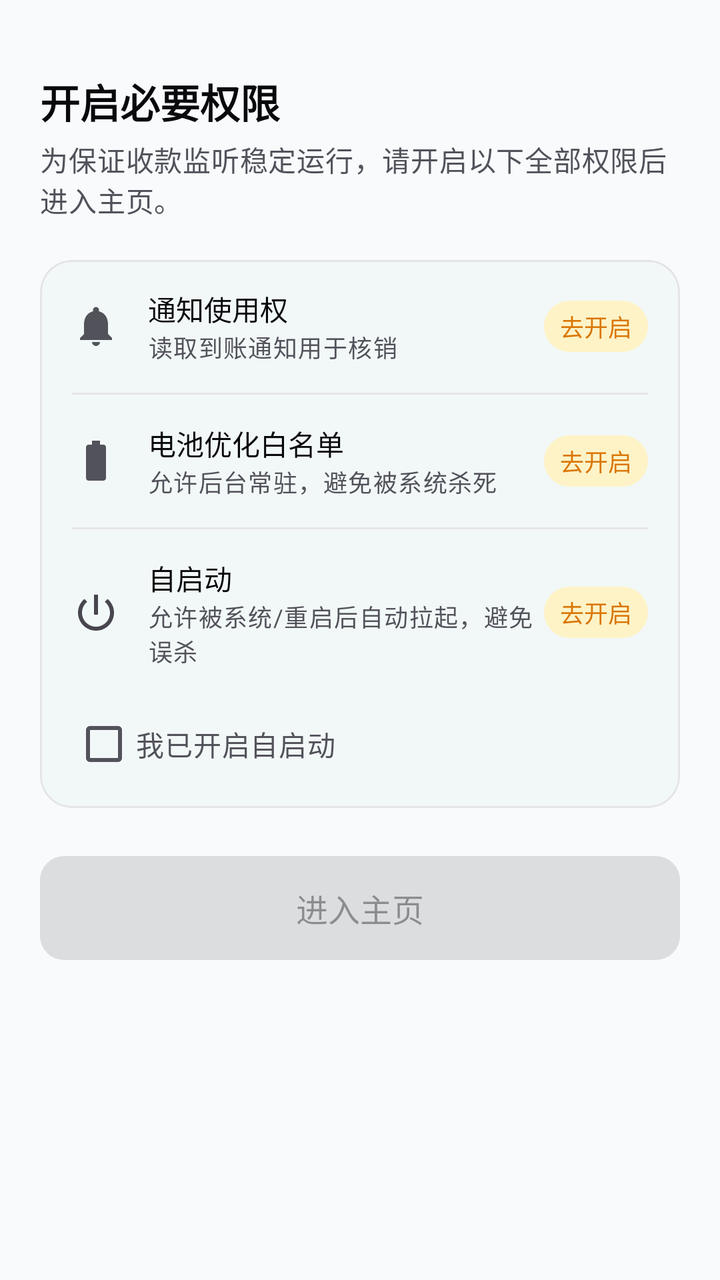
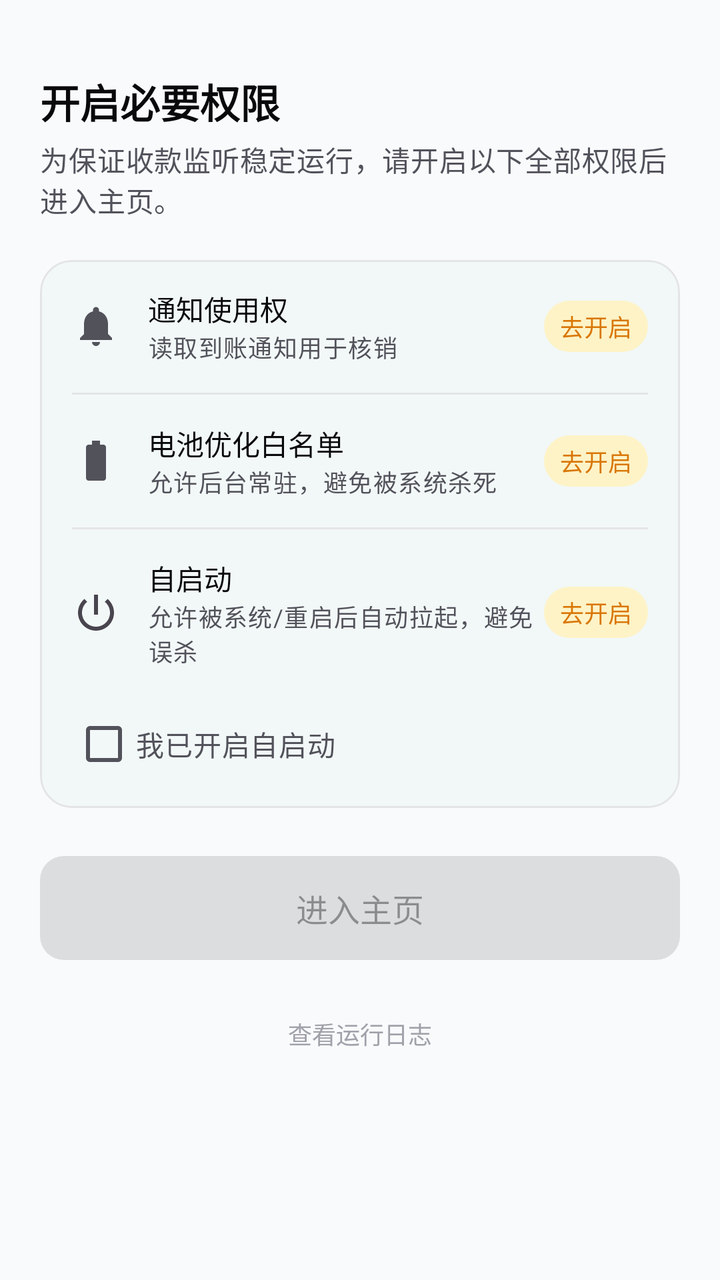

Compare the two renders of this Android layout. The source of the first and the diff that turns it into the second are given below.
<!-- AndroidManifest.xml: application theme Theme.VanillaPay -->
<!-- res/layout/activity_permission.xml -->
<?xml version="1.0" encoding="utf-8"?>
<ScrollView xmlns:android="http://schemas.android.com/apk/res/android"
    xmlns:app="http://schemas.android.com/apk/res-auto"
    android:layout_width="match_parent"
    android:layout_height="match_parent"
    android:fillViewport="true"
    android:scrollbars="none">

    <LinearLayout
        android:layout_width="match_parent"
        android:layout_height="wrap_content"
        android:orientation="vertical"
        android:padding="@dimen/screen_padding">

        <TextView
            android:layout_width="wrap_content"
            android:layout_height="wrap_content"
            android:layout_marginTop="@dimen/space_lg"
            android:text="@string/perm_gate_title"
            android:textAppearance="@style/TextAppearance.VanillaPay.Title" />

        <TextView
            android:layout_width="match_parent"
            android:layout_height="wrap_content"
            android:layout_marginTop="@dimen/space_xs"
            android:text="@string/perm_gate_subtitle"
            android:textAppearance="@style/TextAppearance.VanillaPay.Body" />

        <com.google.android.material.card.MaterialCardView
            style="@style/Widget.VanillaPay.Card"
            android:layout_width="match_parent"
            android:layout_height="wrap_content"
            android:layout_marginTop="@dimen/space_xl">

            <LinearLayout
                android:layout_width="match_parent"
                android:layout_height="wrap_content"
                android:orientation="vertical"
                android:paddingStart="@dimen/card_padding"
                android:paddingEnd="@dimen/card_padding">

                
                <LinearLayout
                    android:id="@+id/rowNotif"
                    android:layout_width="match_parent"
                    android:layout_height="wrap_content"
                    android:background="?attr/selectableItemBackground"
                    android:clickable="true"
                    android:focusable="true"
                    android:gravity="center_vertical"
                    android:orientation="horizontal"
                    android:paddingTop="14dp"
                    android:paddingBottom="14dp">

                    <ImageView
                        android:layout_width="@dimen/icon_md"
                        android:layout_height="@dimen/icon_md"
                        android:contentDescription="@null"
                        android:src="@drawable/ic_bell" />

                    <LinearLayout
                        android:layout_width="0dp"
                        android:layout_height="wrap_content"
                        android:layout_marginStart="14dp"
                        android:layout_weight="1"
                        android:orientation="vertical">

                        <TextView
                            android:layout_width="wrap_content"
                            android:layout_height="wrap_content"
                            android:fontFamily="sans-serif-medium"
                            android:text="@string/perm_notif"
                            android:textColor="@color/text_primary"
                            android:textSize="@dimen/text_body" />

                        <TextView
                            android:layout_width="wrap_content"
                            android:layout_height="wrap_content"
                            android:text="@string/perm_notif_desc"
                            android:textAppearance="@style/TextAppearance.VanillaPay.Label" />
                    </LinearLayout>

                    <TextView
                        android:id="@+id/tvNotifState"
                        style="@style/Widget.VanillaPay.Badge"
                        android:layout_width="wrap_content"
                        android:layout_height="wrap_content"
                        android:background="@drawable/bg_pill"
                        android:backgroundTint="@color/warning_container"
                        android:text="@string/perm_off"
                        android:textColor="@color/warning" />
                </LinearLayout>

                <View
                    android:layout_width="match_parent"
                    android:layout_height="1dp"
                    android:background="@color/border" />

                
                <LinearLayout
                    android:id="@+id/rowBattery"
                    android:layout_width="match_parent"
                    android:layout_height="wrap_content"
                    android:background="?attr/selectableItemBackground"
                    android:clickable="true"
                    android:focusable="true"
                    android:gravity="center_vertical"
                    android:orientation="horizontal"
                    android:paddingTop="14dp"
                    android:paddingBottom="14dp">

                    <ImageView
                        android:layout_width="@dimen/icon_md"
                        android:layout_height="@dimen/icon_md"
                        android:contentDescription="@null"
                        android:src="@drawable/ic_battery" />

                    <LinearLayout
                        android:layout_width="0dp"
                        android:layout_height="wrap_content"
                        android:layout_marginStart="14dp"
                        android:layout_weight="1"
                        android:orientation="vertical">

                        <TextView
                            android:layout_width="wrap_content"
                            android:layout_height="wrap_content"
                            android:fontFamily="sans-serif-medium"
                            android:text="@string/perm_battery"
                            android:textColor="@color/text_primary"
                            android:textSize="@dimen/text_body" />

                        <TextView
                            android:layout_width="wrap_content"
                            android:layout_height="wrap_content"
                            android:text="@string/perm_battery_desc"
                            android:textAppearance="@style/TextAppearance.VanillaPay.Label" />
                    </LinearLayout>

                    <TextView
                        android:id="@+id/tvBatteryState"
                        style="@style/Widget.VanillaPay.Badge"
                        android:layout_width="wrap_content"
                        android:layout_height="wrap_content"
                        android:background="@drawable/bg_pill"
                        android:backgroundTint="@color/warning_container"
                        android:text="@string/perm_off"
                        android:textColor="@color/warning" />
                </LinearLayout>

                <View
                    android:layout_width="match_parent"
                    android:layout_height="1dp"
                    android:background="@color/border" />

                
                <LinearLayout
                    android:id="@+id/rowAutostart"
                    android:layout_width="match_parent"
                    android:layout_height="wrap_content"
                    android:background="?attr/selectableItemBackground"
                    android:clickable="true"
                    android:focusable="true"
                    android:gravity="center_vertical"
                    android:orientation="horizontal"
                    android:paddingTop="14dp"
                    android:paddingBottom="14dp">

                    <ImageView
                        android:layout_width="@dimen/icon_md"
                        android:layout_height="@dimen/icon_md"
                        android:contentDescription="@null"
                        android:src="@drawable/ic_power" />

                    <LinearLayout
                        android:layout_width="0dp"
                        android:layout_height="wrap_content"
                        android:layout_marginStart="14dp"
                        android:layout_weight="1"
                        android:orientation="vertical">

                        <TextView
                            android:layout_width="wrap_content"
                            android:layout_height="wrap_content"
                            android:fontFamily="sans-serif-medium"
                            android:text="@string/perm_autostart"
                            android:textColor="@color/text_primary"
                            android:textSize="@dimen/text_body" />

                        <TextView
                            android:layout_width="wrap_content"
                            android:layout_height="wrap_content"
                            android:text="@string/perm_autostart_desc"
                            android:textAppearance="@style/TextAppearance.VanillaPay.Label" />
                    </LinearLayout>

                    <TextView
                        android:id="@+id/tvAutostartState"
                        style="@style/Widget.VanillaPay.Badge"
                        android:layout_width="wrap_content"
                        android:layout_height="wrap_content"
                        android:background="@drawable/bg_pill"
                        android:backgroundTint="@color/warning_container"
                        android:text="@string/perm_off"
                        android:textColor="@color/warning" />
                </LinearLayout>

                <com.google.android.material.checkbox.MaterialCheckBox
                    android:id="@+id/cbAutostart"
                    android:layout_width="match_parent"
                    android:layout_height="wrap_content"
                    android:layout_marginBottom="@dimen/space_sm"
                    android:text="@string/perm_autostart_confirm"
                    android:textColor="@color/text_secondary" />
            </LinearLayout>
        </com.google.android.material.card.MaterialCardView>

        <com.google.android.material.button.MaterialButton
            android:id="@+id/btnEnter"
            style="@style/Widget.VanillaPay.Button"
            android:layout_width="match_parent"
            android:layout_height="wrap_content"
            android:layout_marginTop="@dimen/space_2xl"
            android:enabled="false"
            android:text="@string/perm_gate_enter" />

    </LinearLayout>
</ScrollView>
<!-- resources referenced by this layout -->
<resources>
  <color name="border">#E4E4E7</color>
  <color name="text_primary">#09090B</color>
  <color name="text_secondary">#52525B</color>
  <color name="warning">#D97706</color>
  <color name="warning_container">#FEF3C7</color>
  <dimen name="card_padding">16dp</dimen>
  <dimen name="icon_md">24dp</dimen>
  <dimen name="screen_padding">20dp</dimen>
  <dimen name="space_2xl">24dp</dimen>
  <dimen name="space_lg">16dp</dimen>
  <dimen name="space_sm">8dp</dimen>
  <dimen name="space_xl">20dp</dimen>
  <dimen name="space_xs">4dp</dimen>
  <dimen name="text_body">14sp</dimen>
  <!-- drawable bg_pill (drawable) -->
  <?xml version="1.0" encoding="utf-8"?>
  <shape xmlns:android="http://schemas.android.com/apk/res/android"
      android:shape="rectangle">
      <solid android:color="@android:color/white" />
      <corners android:radius="999dp" />
  </shape>
  <string name="perm_autostart">自启动</string>
  <string name="perm_autostart_confirm">我已开启自启动</string>
  <string name="perm_autostart_desc">允许被系统/重启后自动拉起，避免误杀</string>
  <string name="perm_battery">电池优化白名单</string>
  <string name="perm_battery_desc">允许后台常驻，避免被系统杀死</string>
  <string name="perm_gate_enter">进入主页</string>
  <string name="perm_gate_subtitle">为保证收款监听稳定运行，请开启以下全部权限后进入主页。</string>
  <string name="perm_gate_title">开启必要权限</string>
  <string name="perm_notif">通知使用权</string>
  <string name="perm_notif_desc">读取到账通知用于核销</string>
  <string name="perm_off">去开启</string>
  <style name="TextAppearance.VanillaPay.Body" parent="TextAppearance.Material3.BodyMedium">
          <item name="android:textSize">@dimen/text_body</item>
          <item name="android:textColor">@color/text_secondary</item>
          <item name="android:lineSpacingMultiplier">1.3</item>
      </style>
  <style name="TextAppearance.VanillaPay.Label" parent="TextAppearance.Material3.LabelMedium">
          <item name="android:textSize">@dimen/text_label</item>
          <item name="android:textColor">@color/text_secondary</item>
          <item name="android:letterSpacing">0.04</item>
      </style>
  <style name="TextAppearance.VanillaPay.Title" parent="TextAppearance.Material3.TitleLarge">
          <item name="android:textSize">@dimen/text_title</item>
          <item name="android:textStyle">bold</item>
          <item name="android:textColor">@color/text_primary</item>
      </style>
  <style name="Widget.VanillaPay.Card" parent="Widget.Material3.CardView.Outlined">
          <item name="cardCornerRadius">@dimen/card_radius</item>
          <item name="cardBackgroundColor">@color/surface</item>
          <item name="strokeColor">@color/border</item>
          <item name="strokeWidth">@dimen/card_stroke</item>
          <item name="cardElevation">@dimen/card_elevation</item>
          <item name="android:checkable">false</item>
      </style>
  <dimen name="text_label">12sp</dimen>
  <dimen name="text_title">20sp</dimen>
  <dimen name="button_height">52dp</dimen>
  <dimen name="text_card_title">16sp</dimen>
  <dimen name="button_radius">12dp</dimen>
  <dimen name="card_radius">16dp</dimen>
  <color name="surface">#FFFFFF</color>
  <dimen name="card_stroke">1dp</dimen>
  <dimen name="card_elevation">1dp</dimen>
  <color name="brand_primary">#0F766E</color>
  <color name="brand_on_primary">#FFFFFF</color>
  <color name="brand_container">#CCFBF1</color>
  <color name="brand_on_container">#134E4A</color>
  <color name="background">#F8FAFC</color>
  <color name="muted">#F4F4F5</color>
  <color name="danger">#DC2626</color>
  <color name="danger_container">#FEE2E2</color>
  <style name="ShapeAppearance.VanillaPay.Small" parent="ShapeAppearance.Material3.Corner.Small">
          <item name="cornerSize">@dimen/button_radius</item>
      </style>
  <style name="ShapeAppearance.VanillaPay.Medium" parent="ShapeAppearance.Material3.Corner.Medium">
          <item name="cornerSize">@dimen/card_radius</item>
      </style>
  <!-- unchanged entries left out for length: 6 -->
</resources>

<!-- the commit's change to res/layout/activity_permission.xml (unified diff, before → after) -->
@@ -224,5 +224,17 @@
             android:enabled="false"
             android:text="@string/perm_gate_enter" />
 
+        <TextView
+            android:id="@+id/tvLogEntry"
+            android:layout_width="wrap_content"
+            android:layout_height="wrap_content"
+            android:layout_gravity="center_horizontal"
+            android:layout_marginTop="@dimen/space_xl"
+            android:background="?attr/selectableItemBackgroundBorderless"
+            android:padding="@dimen/space_sm"
+            android:text="@string/log_entry_link"
+            android:textColor="@color/text_tertiary"
+            android:textSize="@dimen/text_label" />
+
     </LinearLayout>
 </ScrollView>
<!-- resource entries referenced after the edit -->
@@ -3,6 +3,7 @@
   <color name="border">#E4E4E7</color>
   <color name="text_primary">#09090B</color>
   <color name="text_secondary">#52525B</color>
+  <color name="text_tertiary">#A1A1AA</color>
   <color name="warning">#D97706</color>
   <color name="warning_container">#FEF3C7</color>
   <dimen name="card_padding">16dp</dimen>
@@ -21,6 +22,7 @@
       <solid android:color="@android:color/white" />
       <corners android:radius="999dp" />
   </shape>
+  <string name="log_entry_link">查看运行日志</string>
   <string name="perm_autostart">自启动</string>
   <string name="perm_autostart_confirm">我已开启自启动</string>
   <string name="perm_autostart_desc">允许被系统/重启后自动拉起，避免误杀</string>
